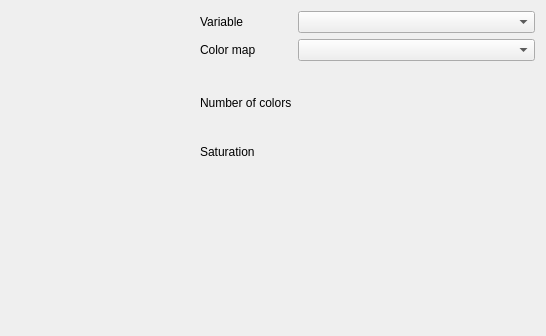
The window that smoke/view/colormaptab.ui (bvanloon/Scientific-Visualization) describes before a commit, drawn with Qt 5; both pictures show x 152 to 698 and y 0 to 336 of the 698 by 799 pixel window.
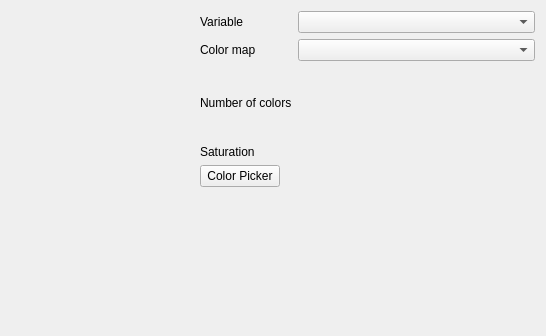
The same window after the commit. Custom widgets are drawn as their Qt base class.

Commit message: Added colorpicker buton

What changed in the file:
```diff
--- a/smoke/view/colormaptab.ui
+++ b/smoke/view/colormaptab.ui
@@ -83,6 +83,13 @@
        <item row="3" column="1">
         <widget class="FloatSlider" name="saturationSlider" native="true"/>
        </item>
+       <item row="4" column="0">
+        <widget class="QPushButton" name="colorPickerButton">
+         <property name="text">
+          <string>Color Picker</string>
+         </property>
+        </widget>
+       </item>
       </layout>
      </item>
      <item>
```
The commit also changes 2 other files.
